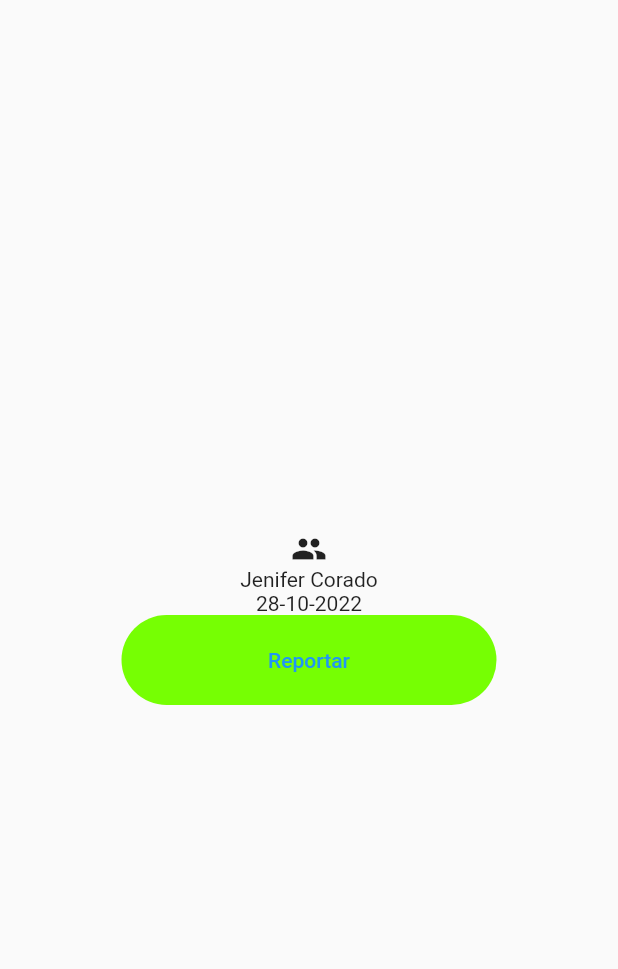
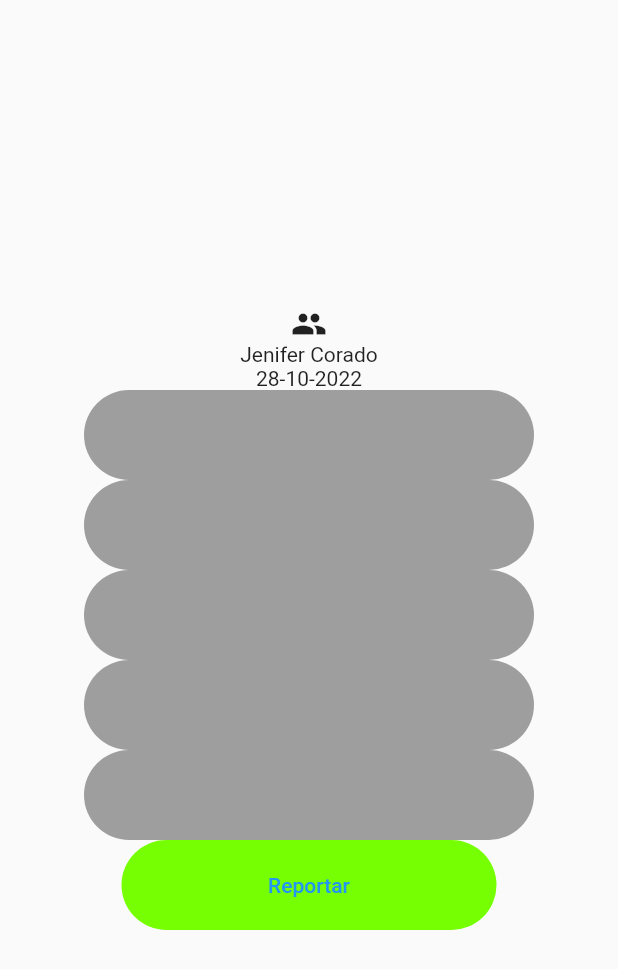
Before and after one commit to Jenifer100/medicia, a Flutter app: the menuPage screen opened directly, after a tap on an icon or button, on a phone screen of 412 x 824 dp. Shown: the top 969 px of the screen. Run offline on Flutter 3.47's test engine with Material 2 defaults, Android fonts, the phone set to English and light mode, and no system bars; drawn by our look-alikes of screenshot; our stand-ins replace image_gallery_saver, permission_handler.

Commit message:
three commit

```diff
--- a/lib/resultPage.dart
+++ b/lib/resultPage.dart
@@ -42,6 +42,46 @@ class _SecoundpageState extends State<Secoundpage> {
                 ),
                 Container(
                   height: 60,
+                  width: 300,
+                    decoration: BoxDecoration(
+                        color: Colors.grey,
+                        borderRadius: BorderRadius.circular(40)
+                    )
+                ),
+                Container(
+                  height: 60,
+                  width: 300,
+                    decoration: BoxDecoration(
+                        color: Colors.grey,
+                        borderRadius: BorderRadius.circular(40)
+                    )
+                ),
+                Container(
+                  height: 60,
+                  width: 300,
+                    decoration: BoxDecoration(
+                        color: Colors.grey,
+                        borderRadius: BorderRadius.circular(40)
+                    )
+                ),
+                Container(
+                  height: 60,
+                  width: 300,
+                    decoration: BoxDecoration(
+                        color: Colors.grey,
+                        borderRadius: BorderRadius.circular(40)
+                    )
+                ),
+                Container(
+                    height: 60,
+                    width: 300,
+                    decoration: BoxDecoration(
+                        color: Colors.grey,
+                        borderRadius: BorderRadius.circular(40)
+                    )
+                ),
+                Container(
+                  height: 60,
                   width: 250,
                   decoration: BoxDecoration(
                       color: Colors.lightGreenAccent[400],
```
